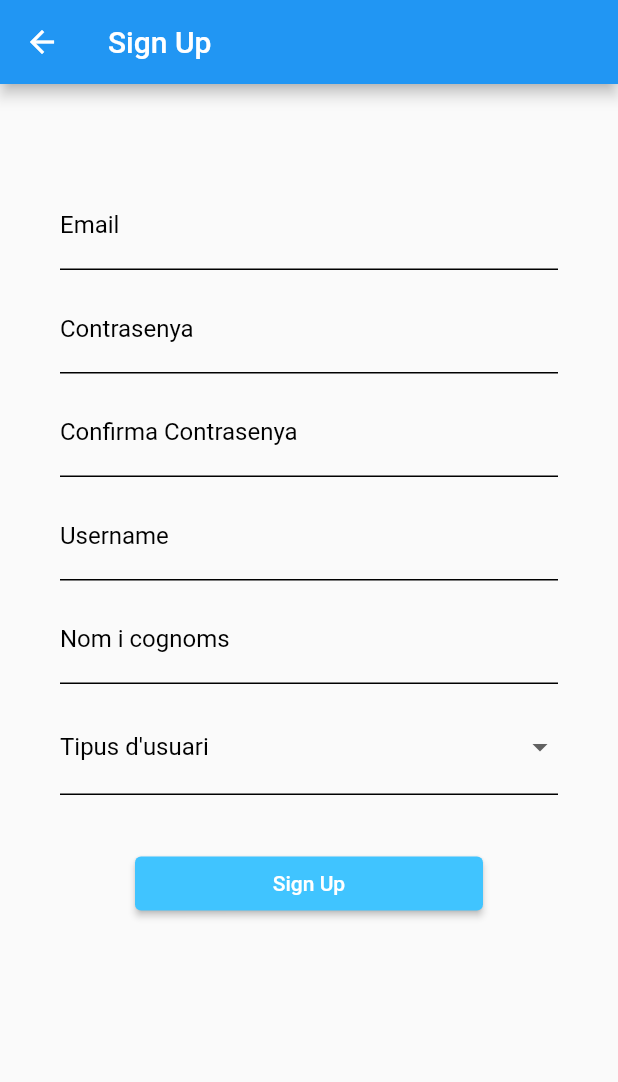
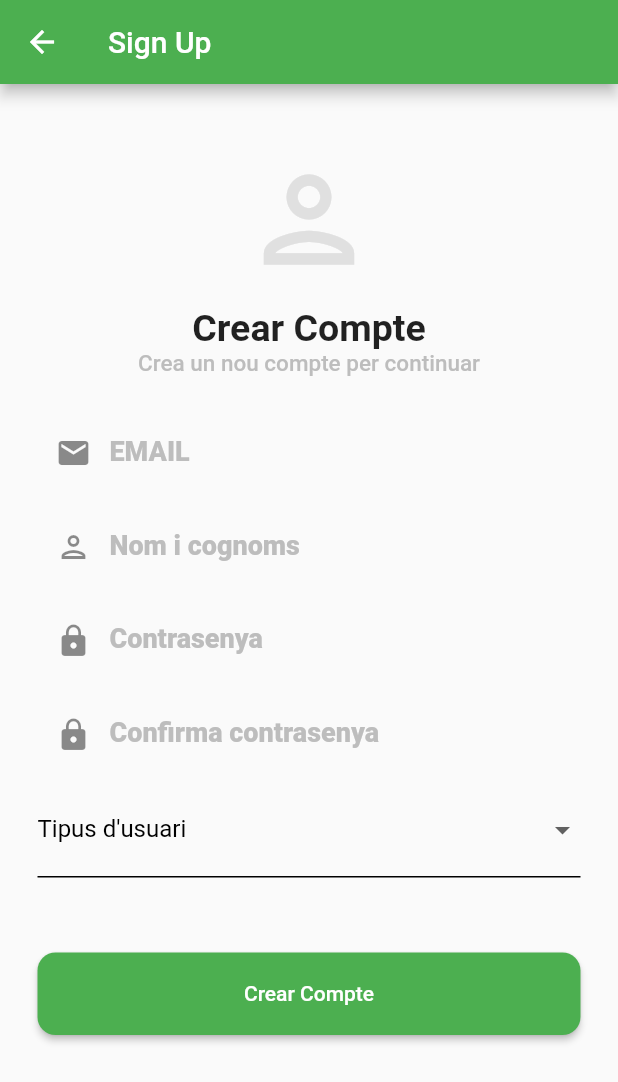
Before and after one commit to pablo-morillas/TFG_Front, a Flutter app: the SignUp screen opened directly, on a phone screen of 412 x 824 dp. Shown: the top 1082 px of the screen. Run offline on Flutter 3.47's test engine with Material 2 defaults, Android fonts, the phone set to English and light mode, and no system bars; accounts and stored records are empty; network calls fail.

```diff
--- a/lib/main.dart
+++ b/lib/main.dart
@@ -21,7 +21,7 @@ class MyApp extends StatelessWidget {
         // or simply save your changes to "hot reload" in a Flutter IDE).
         // Notice that the counter didn't reset back to zero; the application
         // is not restarted.
-        primarySwatch: Colors.blue,
+        primarySwatch: Colors.green,
       ),
       debugShowCheckedModeBanner: false,
       home: LogIn(),
--- a/lib/models/User.dart
+++ b/lib/models/User.dart
@@ -1,14 +1,13 @@
 class User {
-  String _username;
+
   String _email;
   String _nombre;
   String _token;
   String _userRole;
 
 
-  User({String username, String email, String nombre, String token, String userRole})
+  User({String email, String nombre, String token, String userRole})
   {
-    this._username = username;
     this._email = email;
     this._nombre = nombre;
     this._token = token;
@@ -16,13 +15,12 @@ class User {
 
   }
 
-  String get username => _username;
   String get email => _email;
   String get nombre => _nombre;
   String get token => _token;
   String get userRole => _userRole;
 
-  set username(String username) => _username = username;
+
   set email(String email) => _email = email;
   set name(String nombre) => _nombre = nombre;
   set token(String token) => _token = token;
@@ -30,7 +28,6 @@ class User {
 
   factory User.fromJson(Map<String, dynamic> json) {
     return User(
-      username: json['username'],
       email: json['email'],
       nombre: json['nombre'],
       userRole: json['userRole'],
--- a/lib/screens/aula/ListaAlumnos.dart
+++ b/lib/screens/aula/ListaAlumnos.dart
@@ -42,7 +42,7 @@ class _ListaAlumnosState extends State<ListaAlumnos>{
       drawer: Menu(widget.user),
       appBar: AppBar(
         title: Text(
-          'Alumnos',
+          'Alumnes ' + widget.aula.nombre,
           style: TextStyle(
             color: Colors.white,
           ),
--- a/lib/screens/menu/menu.dart
+++ b/lib/screens/menu/menu.dart
@@ -100,7 +100,7 @@ class _MenuContent extends State<Menu> {
           ListTile(
             leading: Icon(Icons.class_),
             title: Text(
-                'Aulas'),
+                'Aules'),
             onTap: () => nAulas(),
           ),
 
--- a/lib/screens/user/signup.dart
+++ b/lib/screens/user/signup.dart
@@ -5,13 +5,11 @@ import 'package:tfg/models/User.dart';
 import 'package:flutter/cupertino.dart';
 import 'package:flutter/material.dart';
 import 'package:http/http.dart' as http;
-import 'package:http/http.dart';
 
 import '../home.dart';
 import 'login.dart';
 
 class SignUp extends StatelessWidget {
-  static const String _title = 'CyberAware';
 
   @override
   Widget build(BuildContext context) {
@@ -55,7 +53,7 @@ class SignUp extends StatelessWidget {
 class MyStatefulWidget extends StatefulWidget {
   MyStatefulWidget({Key key}) : super(key: key);
 
-  String title = 'CyberAware';
+  String title = 'TFG';
 
   @override
   _MyStatefulWidgetState createState() => _MyStatefulWidgetState();
@@ -73,7 +71,7 @@ class _MyStatefulWidgetState extends State<MyStatefulWidget>{
   final _controllerUsername = TextEditingController();
   var _controllerUserRole = TextEditingController();
 
-  List<String> listOfValue = ['alumne', 'profesor'];
+  List<String> listOfValue = ['alumne', 'professor'];
 
 
   User user = new User();
@@ -85,26 +83,49 @@ class _MyStatefulWidgetState extends State<MyStatefulWidget>{
 
   @override
   Widget build(BuildContext context) {
-    return Form(
+    return Scaffold(
+        body: Form(
           key: _formKey,
-        child: ListView(
-            children: <Widget>[
+          child: Padding(
+            padding: EdgeInsets.all(25),
+            child: SingleChildScrollView(
+              child: Center(
+                child: Column(
+                  children: [
+                    SizedBox(height: 20),
+                    Icon(Icons.person_outlined, color: Colors.grey[300], size: 90),
+                    SizedBox(height: 13),
+                    Text(
+                      "Crear Compte",
+                      style: TextStyle(
+                        fontSize: 25,
+                        fontWeight: FontWeight.bold,
+                      ),
+                    ),
+                    Text(
+                      "Crea un nou compte per continuar",
+                      style: TextStyle(
+                          fontSize: 15,
+                          fontWeight: FontWeight.w500,
+                          color: Colors.grey[400]
+                      ),
+                    ),
+                    SizedBox(height: 20),
                     Container(
-                padding: EdgeInsets.only(top: 15.0),
-                height: 60,
-              ),
-              Padding(
-                padding: EdgeInsets.symmetric(vertical: 5.0, horizontal: 40.0),
                       child: TextFormField(
                         style: TextStyle(
-                    color: Colors.black,
+                          fontWeight: FontWeight.bold,
+                          fontSize: 18,
                         ),
                         decoration: InputDecoration(
-                    labelText: 'Email',
-                    labelStyle: TextStyle(color: Colors.black),
-                    enabledBorder: UnderlineInputBorder(
-                      borderSide: BorderSide(color: Colors.black),
-                    ),
+                            border: InputBorder.none,
+                            prefixIcon: Icon(Icons.mail),
+                            labelText: "EMAIL",
+                            labelStyle: TextStyle(
+                              fontSize: 18,
+                              color: Colors.grey[400],
+                              fontWeight: FontWeight.w800,
+                            )
                         ),
                         keyboardType: TextInputType.emailAddress,
                         controller: _controllerEmail,
@@ -116,26 +137,52 @@ class _MyStatefulWidgetState extends State<MyStatefulWidget>{
                           if(!regex.hasMatch(value)){
                             return 'Format d\'email invalid.';
                           }
-                    if(responseError.contains('email')){
-                      return 'Aquest email ja pertany a un altre usuari.';
-                    }
-
                           return null;
                         },
                       ),
                     ),
-              Padding(
-                padding: const EdgeInsets.symmetric(vertical: 5.0, horizontal: 40.0),
+                    Container(
                       child: TextFormField(
                         style: TextStyle(
-                      color: Colors.black
+                          fontWeight: FontWeight.bold,
+                          fontSize: 18,
                         ),
                         decoration: InputDecoration(
-                    labelText: 'Contrasenya',
-                    labelStyle: TextStyle(color: Colors.black),
-                    enabledBorder: UnderlineInputBorder(
-                      borderSide: BorderSide(color: Colors.black),
+                            border: InputBorder.none,
+                            prefixIcon: Icon(Icons.person_outlined),
+                            labelText: "Nom i cognoms",
+                            labelStyle: TextStyle(
+                              fontSize: 18,
+                              color: Colors.grey[400],
+                              fontWeight: FontWeight.w800,
+                            )
                         ),
+                        keyboardType: TextInputType.emailAddress,
+                        controller: _controllerNombre,
+                        validator: (value) {
+                          if (value.isEmpty) {
+                            return 'No s\'ha escrit cap Nom i cognoms.';
+                          }
+                          return null;
+                        },
+                      ),
+                    ),
+                    Container(
+                      child: TextFormField(
+                        obscureText: true,
+                        style: TextStyle(
+                          fontWeight: FontWeight.bold,
+                          fontSize: 18,
+                        ),
+                        decoration: InputDecoration(
+                            border: InputBorder.none,
+                            prefixIcon: Icon(Icons.lock),
+                            labelText: "Contrasenya",
+                            labelStyle: TextStyle(
+                              fontSize: 18,
+                              color: Colors.grey[400],
+                              fontWeight: FontWeight.w800,
+                            )
                         ),
                         controller: _controllerPasswd,
                         validator: (value) {
@@ -144,21 +191,24 @@ class _MyStatefulWidgetState extends State<MyStatefulWidget>{
                           }
                           return null;
                         },
-                  obscureText: true,
                       ),
                     ),
-              Padding(
-                padding: const EdgeInsets.symmetric(vertical: 5.0, horizontal: 40.0),
+                    Container(
                       child: TextFormField(
+                        obscureText: true,
                         style: TextStyle(
-                      color: Colors.black
+                          fontWeight: FontWeight.bold,
+                          fontSize: 18,
                         ),
                         decoration: InputDecoration(
-                    labelText: 'Confirma Contrasenya',
-                    labelStyle: TextStyle(color: Colors.black),
-                    enabledBorder: UnderlineInputBorder(
-                      borderSide: BorderSide(color: Colors.black),
-                    ),
+                            border: InputBorder.none,
+                            prefixIcon: Icon(Icons.lock),
+                            labelText: "Confirma contrasenya",
+                            labelStyle: TextStyle(
+                              fontSize: 18,
+                              color: Colors.grey[400],
+                              fontWeight: FontWeight.w800,
+                            )
                         ),
                         controller: _controllerPasswdConfirm,
                         validator: (value) {
@@ -170,58 +220,9 @@ class _MyStatefulWidgetState extends State<MyStatefulWidget>{
                           }
                           return null;
                         },
-                  obscureText: true,
                       ),
                     ),
-              Padding(
-                padding: const EdgeInsets.symmetric(vertical: 5.0, horizontal: 40.0),
-                child: TextFormField(
-                  style: TextStyle(
-                      color: Colors.black
-                  ),
-                  decoration: InputDecoration(
-                    labelText: 'Username',
-                    labelStyle: TextStyle(color: Colors.black),
-                    enabledBorder: UnderlineInputBorder(
-                      borderSide: BorderSide(color: Colors.black),
-                    ),
-                  ),
-                  controller: _controllerUsername,
-                  validator: (value) {
-                    if (value.isEmpty) {
-                      return 'No s\'ha escrit cap username.';
-                    }
-                    if(responseError.contains('username')){
-                      return 'Aquest username ja pertany a un altre usuari.';
-                    }
-                    return null;
-                  },
-                ),
-              ),
-              Padding(
-                padding: const EdgeInsets.symmetric(vertical: 5.0, horizontal: 40.0),
-                child: TextFormField(
-                  style: TextStyle(
-                      color: Colors.black
-                  ),
-                  decoration: InputDecoration(
-                    labelText: 'Nom i cognoms',
-                    labelStyle: TextStyle(color: Colors.black),
-                    enabledBorder: UnderlineInputBorder(
-                      borderSide: BorderSide(color: Colors.black),
-                    ),
-                  ),
-                  controller: _controllerNombre,
-                  validator: (value) {
-                    if (value.isEmpty) {
-                      return 'No s\'ha escrit cap nom.';
-                    }
-                    return null;
-                  },
-                ),
-              ),
-              Padding(
-                padding: const EdgeInsets.symmetric(vertical: 5.0, horizontal: 40.0),
+                    Container(
                       child: DropdownButtonFormField(
                         style: TextStyle(
                             color: Colors.black
@@ -247,16 +248,19 @@ class _MyStatefulWidgetState extends State<MyStatefulWidget>{
                         validator: (value) => value == null
                             ? 'No s\'ha seleccionat cap tipus d\'usuari.' : null,
                       ),
+
                     ),
-              Padding(
-                  padding: const EdgeInsets.only(top:30.0, bottom: 20.0, left: 90.0, right: 90.0),
+                    SizedBox(height: 50,),
+                    SizedBox(
+                      height: 55,
+                      width: double.infinity,
                       child: ElevatedButton(
                         onPressed: () {
                           if (_formKey.currentState.validate()) {
                             signUp().whenComplete(() {
                               if(_responseCode != 201){
                                 return ScaffoldMessenger.of(context).showSnackBar(SnackBar(
-                                content: Text('Sing Up incorrecte.')));
+                                    content: Text('Registre incorrecte.')));
                               }
                               else{
                                 login(_controllerEmail.text, _controllerPasswd.text).whenComplete(() {
@@ -271,18 +275,32 @@ class _MyStatefulWidgetState extends State<MyStatefulWidget>{
                               }
                             });
                           }
-
                         },
                         style: ButtonStyle(
-                      backgroundColor: MaterialStateProperty.all<Color>(Colors.lightBlueAccent),
+                            backgroundColor: MaterialStateProperty.all<Color>(Theme.of(context).primaryColor),
+                            shape: MaterialStateProperty.all<OutlinedBorder>(
+                              RoundedRectangleBorder(
+                                borderRadius: BorderRadius.circular(12),
                               ),
-                    child: Text('Sign Up', style: TextStyle(color: Colors.white),),
                             )
-              )
-            ]
+                        ),
+                        child: Text(
+                          'Crear Compte',
+                          style: TextStyle(color: Colors.white),
+                        ),
+                      ),
+                    ),
+                    SizedBox(height: 20,),
+                  ],
+                ),
+              ),
+            ),
+          ),
         )
     );
   }
+
+
 
   Future<void> signUp() async{
     http.Response response = await http.post(new Uri.http(apiURL, "/api/usuarios/"),
```
Also changed, not shown: lib/screens/aula/ListaClases.dart (+4 -4 lines), lib/screens/home.dart (+25 -2 lines), lib/screens/user/login.dart (+86 -51 lines). Lines whose indentation alone changed are shown as unchanged.
